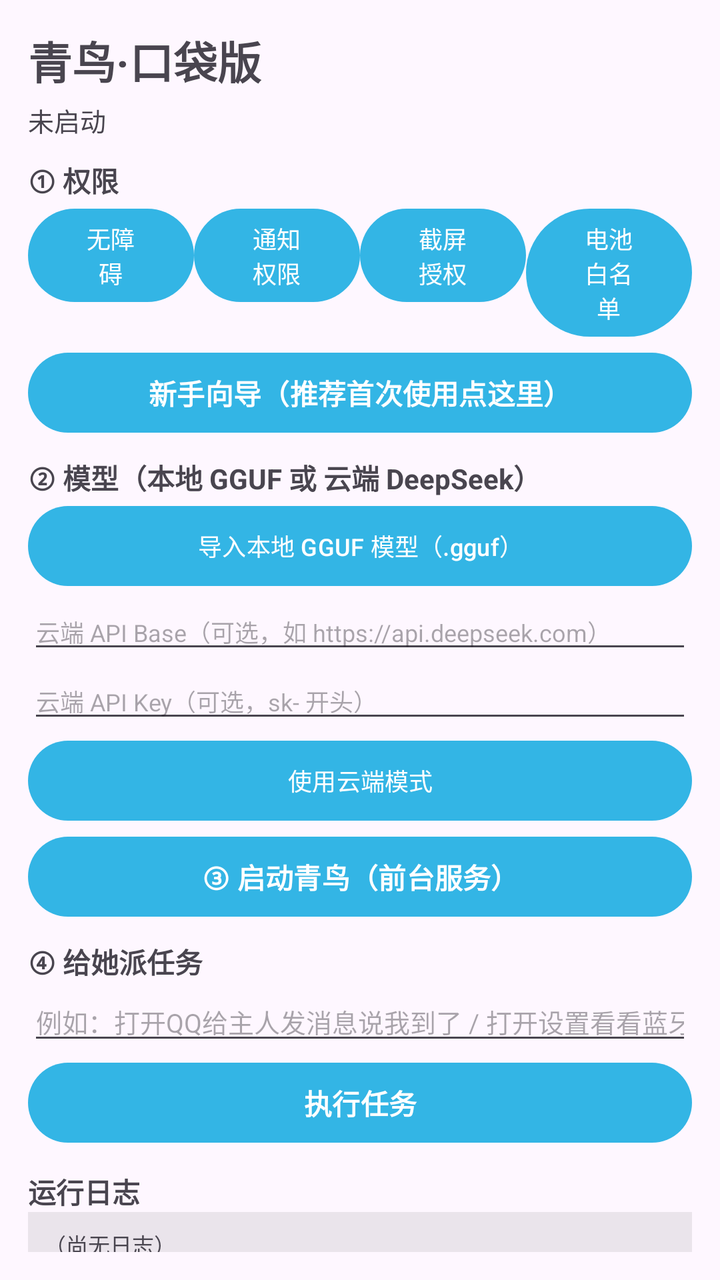
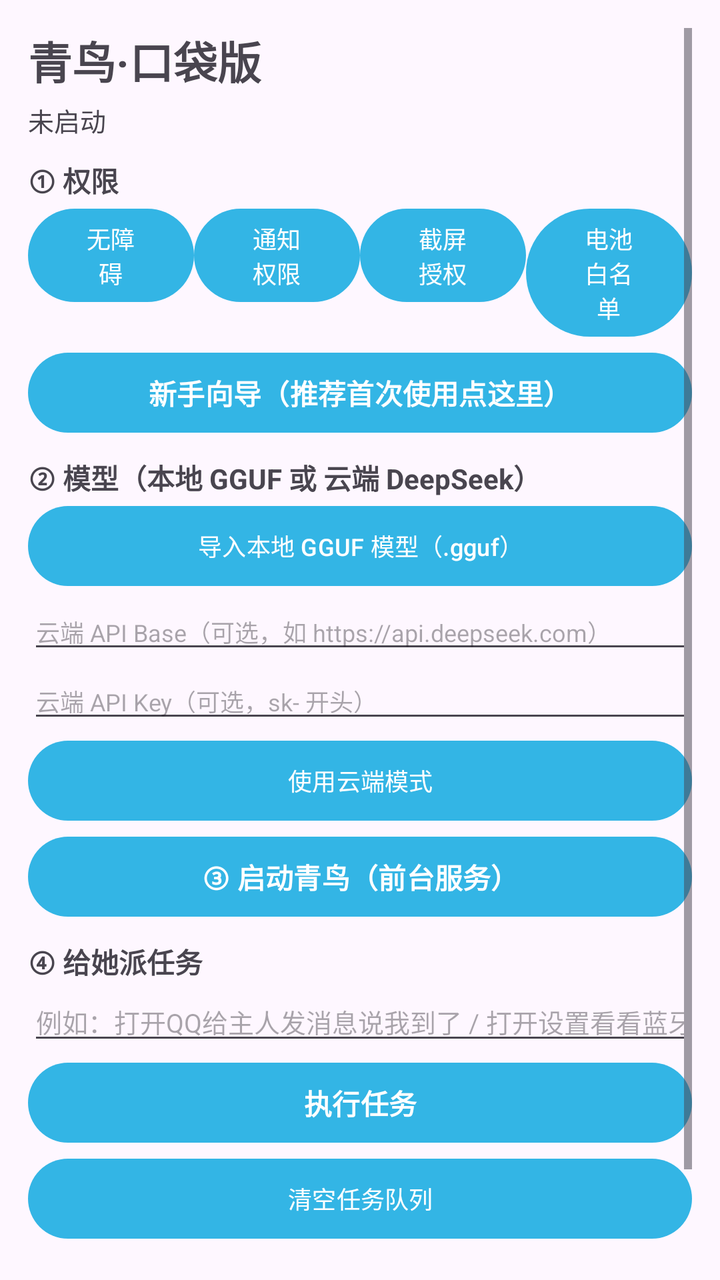

Screens rendered from an Android XML layout before and after an edit, with the pre-edit source and the edit as a unified diff.
<!-- AndroidManifest.xml: application theme Theme.BloomPocket -->
<!-- res/layout/activity_main.xml -->
<?xml version="1.0" encoding="utf-8"?>
<ScrollView xmlns:android="http://schemas.android.com/apk/res/android"
    android:layout_width="match_parent"
    android:layout_height="match_parent"
    android:padding="14dp">

    <LinearLayout
        android:layout_width="match_parent"
        android:layout_height="wrap_content"
        android:orientation="vertical">

        <TextView
            android:layout_width="match_parent"
            android:layout_height="wrap_content"
            android:text="青鸟·口袋版"
            android:textSize="22sp"
            android:textStyle="bold"
            android:paddingBottom="4dp" />

        <TextView
            android:id="@+id/statusText"
            android:layout_width="match_parent"
            android:layout_height="wrap_content"
            android:text="未启动"
            android:textSize="13sp"
            android:paddingBottom="10dp" />

        <TextView
            android:layout_width="match_parent"
            android:layout_height="wrap_content"
            android:text="① 权限"
            android:textStyle="bold" />

        <LinearLayout
            android:layout_width="match_parent"
            android:layout_height="wrap_content"
            android:orientation="horizontal">

            <Button
                android:id="@+id/btnA11y"
                android:layout_width="0dp"
                android:layout_weight="1"
                android:layout_height="wrap_content"
                android:text="无障碍"
                android:textSize="12sp" />

            <Button
                android:id="@+id/btnNotif"
                android:layout_width="0dp"
                android:layout_weight="1"
                android:layout_height="wrap_content"
                android:text="通知权限"
                android:textSize="12sp" />

            <Button
                android:id="@+id/btnShot"
                android:layout_width="0dp"
                android:layout_weight="1"
                android:layout_height="wrap_content"
                android:text="截屏授权"
                android:textSize="12sp" />

            <Button
                android:id="@+id/btnBattery"
                android:layout_width="0dp"
                android:layout_weight="1"
                android:layout_height="wrap_content"
                android:text="电池白名单"
                android:textSize="12sp" />
        </LinearLayout>

        <Button
            android:id="@+id/btnWizard"
            android:layout_width="match_parent"
            android:layout_height="wrap_content"
            android:text="新手向导（推荐首次使用点这里）"
            android:textStyle="bold" />

        <TextView
            android:layout_width="match_parent"
            android:layout_height="wrap_content"
            android:text="② 模型（本地 GGUF 或 云端 DeepSeek）"
            android:textStyle="bold"
            android:paddingTop="8dp" />

        <Button
            android:id="@+id/btnImportModel"
            android:layout_width="match_parent"
            android:layout_height="wrap_content"
            android:text="导入本地 GGUF 模型（.gguf）"
            android:textSize="12sp" />

        <EditText
            android:id="@+id/edCloudBase"
            android:layout_width="match_parent"
            android:layout_height="wrap_content"
            android:hint="云端 API Base（可选，如 https://api.deepseek.com）"
            android:inputType="textUri"
            android:textSize="12sp" />

        <EditText
            android:id="@+id/edCloudKey"
            android:layout_width="match_parent"
            android:layout_height="wrap_content"
            android:hint="云端 API Key（可选，sk- 开头）"
            android:inputType="textPassword"
            android:textSize="12sp" />

        <Button
            android:id="@+id/btnCloud"
            android:layout_width="match_parent"
            android:layout_height="wrap_content"
            android:text="使用云端模式"
            android:textSize="12sp" />

        <Button
            android:id="@+id/btnStart"
            android:layout_width="match_parent"
            android:layout_height="wrap_content"
            android:text="③ 启动青鸟（前台服务）"
            android:textStyle="bold" />

        <TextView
            android:layout_width="match_parent"
            android:layout_height="wrap_content"
            android:text="④ 给她派任务"
            android:textStyle="bold"
            android:paddingTop="8dp" />

        <EditText
            android:id="@+id/edTask"
            android:layout_width="match_parent"
            android:layout_height="wrap_content"
            android:hint="例如：打开QQ给主人发消息说我到了 / 打开设置看看蓝牙开了没"
            android:inputType="text"
            android:textSize="13sp" />

        <Button
            android:id="@+id/btnRun"
            android:layout_width="match_parent"
            android:layout_height="wrap_content"
            android:text="执行任务"
            android:textStyle="bold" />

        <TextView
            android:layout_width="match_parent"
            android:layout_height="wrap_content"
            android:text="运行日志"
            android:textStyle="bold"
            android:paddingTop="10dp" />

        <TextView
            android:id="@+id/logText"
            android:layout_width="match_parent"
            android:layout_height="wrap_content"
            android:textSize="11sp"
            android:fontFamily="monospace"
            android:text="（尚无日志）"
            android:background="#14000000"
            android:padding="8dp" />
    </LinearLayout>
</ScrollView>
<!-- resources referenced by this layout -->
<resources>
  <style name="Theme.BloomPocket" parent="Theme.Material3.DayNight.NoActionBar">
          <item name="colorPrimary">@android:color/holo_blue_light</item>
          <item name="android:statusBarColor">@android:color/transparent</item>
      </style>
</resources>

<!-- the commit's change to res/layout/activity_main.xml (unified diff, before → after) -->
@@ -142,6 +142,13 @@
             android:text="执行任务"
             android:textStyle="bold" />
 
+        <Button
+            android:id="@+id/btnClearQueue"
+            android:layout_width="match_parent"
+            android:layout_height="wrap_content"
+            android:text="清空任务队列"
+            android:textSize="12sp" />
+
         <TextView
             android:layout_width="match_parent"
             android:layout_height="wrap_content"
